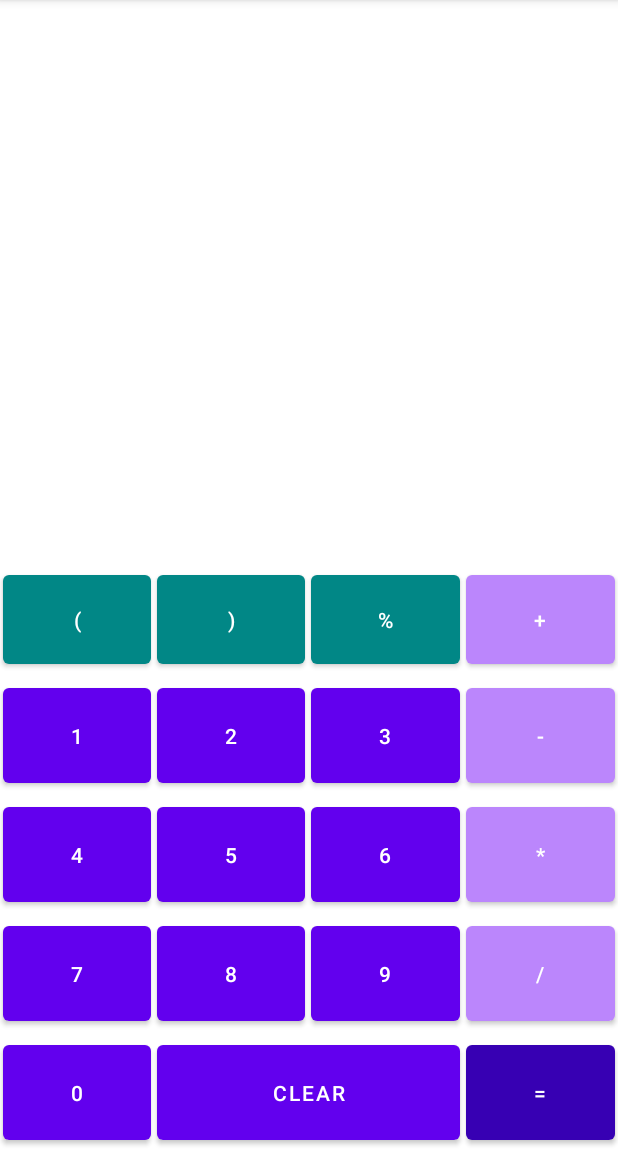
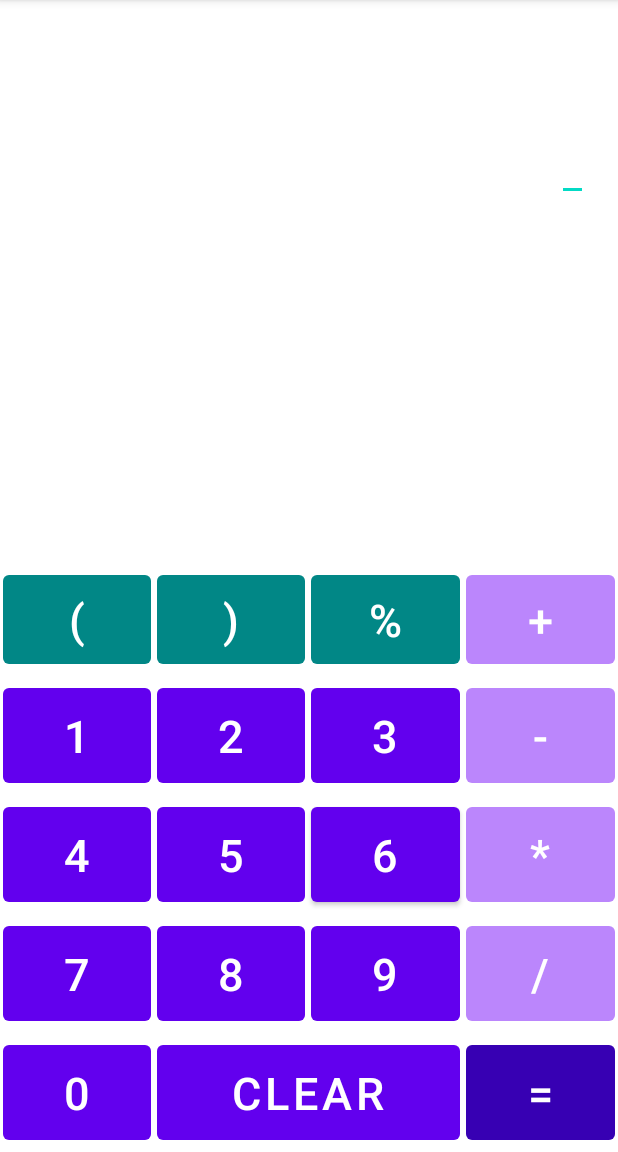
Before and after one commit to efletcher99/Assignment1CS3300, an Android app: the screen it shows after launch (MainActivity), on a phone screen of 412 x 824 dp, the part 84-1236 px from its top. Run offline under Robolectric (Android 15) with nearby library versions, the phone set to English and light mode, and no system bars.

Commit message:
finished to assignment 2 requirements

```diff
--- a/app/build.gradle
+++ b/app/build.gradle
@@ -41,4 +41,5 @@ dependencies {
     testImplementation 'junit:junit:4.13.2'
     androidTestImplementation 'androidx.test.ext:junit:1.1.5'
     androidTestImplementation 'androidx.test.espresso:espresso-core:3.5.1'
+    apply plugin: 'kotlin-android-extensions'
 }
--- a/app/src/main/java/com/example/calculator/MainActivity.kt
+++ b/app/src/main/java/com/example/calculator/MainActivity.kt
@@ -2,10 +2,41 @@ package com.example.calculator
 
 import androidx.appcompat.app.AppCompatActivity
 import android.os.Bundle
+import android.view.View
+import android.widget.Button
+import android.widget.TextView
+import kotlinx.android.synthetic.main.activity_main.*
 
 class MainActivity : AppCompatActivity() {
+
     override fun onCreate(savedInstanceState: Bundle?) {
         super.onCreate(savedInstanceState)
         setContentView(R.layout.activity_main)
+
+    }
+
+    fun number(view: View)
+    {
+        if(view is Button)
+        {
+            result.append(view.text)
+        }
+    }
+    fun operation(view: View)
+    {
+        if(view is Button)
+        {
+            result.append(view.text)
+        }
+    }
+
+    fun equals(view: View) {
+
+    }
+
+    fun clear(view: View)
+    {
+        result.text = ""
+
     }
 }
--- a/app/src/main/res/layout/activity_main.xml
+++ b/app/src/main/res/layout/activity_main.xml
@@ -1,17 +1,36 @@
 <?xml version="1.0" encoding="utf-8"?>
-<RelativeLayout xmlns:android="http://schemas.android.com/apk/res/android"
+<LinearLayout
+    xmlns:android="http://schemas.android.com/apk/res/android"
     xmlns:app="http://schemas.android.com/apk/res-auto"
     xmlns:tools="http://schemas.android.com/tools"
     android:layout_width="match_parent"
+    android:layout_height="match_parent"
+    android:orientation="vertical"
+    tools:context=".MainActivity">
+    <androidx.constraintlayout.widget.ConstraintLayout
+        android:layout_width="match_parent"
+        android:layout_height="0dp"
+        android:layout_weight="2"
+        android:padding="20dp">
+
+        <EditText
+            android:id="@+id/result2"
+            android:layout_width="wrap_content"
             android:layout_height="wrap_content"
-    tools:context=".MainActivity">
+            android:textSize="70sp"
+            app:layout_constraintTop_toTopOf="parent"
+            app:layout_constraintEnd_toEndOf="parent" />
 
-    <LinearLayout
-        android:layout_width="match_parent"
+        <TextView
+            android:id="@+id/result"
+            android:layout_width="wrap_content"
             android:layout_height="wrap_content"
-        android:layout_alignParentBottom="true"
+            android:textSize="70sp"
+            app:layout_constraintBottom_toBottomOf="parent"
+            app:layout_constraintEnd_toEndOf="parent" />
 
-        android:orientation="vertical">
+    </androidx.constraintlayout.widget.ConstraintLayout>
+
 
     <LinearLayout
         android:layout_width="match_parent"
@@ -22,38 +41,53 @@
             android:id="@+id/button_left_parenthesis"
             android:layout_width="wrap_content"
             android:layout_height="match_parent"
+            android:textSize="30sp"
             android:layout_weight="1"
             android:layout_margin="2dp"
             android:text="@string/left_parenthesis"
-                app:backgroundTint="@color/teal_700" />
+            android:textColor="@color/white"
+            app:backgroundTint="@color/teal_700"
+            android:onClick="operation"
+            style="?android:attr/buttonBarButtonStyle" />
 
         <Button
             android:id="@+id/button_right_parenthesis"
             android:layout_width="wrap_content"
             android:layout_height="match_parent"
+            android:textSize="30sp"
             android:layout_weight="1"
             android:layout_margin="2dp"
             android:text="@string/right_parenthesis"
-                app:backgroundTint="@color/teal_700" />
+            app:backgroundTint="@color/teal_700"
+            android:textColor="@color/white"
+            android:onClick="operation"
+            style="?android:attr/buttonBarButtonStyle" />
 
         <Button
             android:id="@+id/button_mod"
             android:layout_width="wrap_content"
             android:layout_height="match_parent"
+            android:textSize="30sp"
             android:layout_weight="1"
             android:layout_margin="2dp"
             android:text="@string/modulo"
-                app:backgroundTint="@color/teal_700" />
+            app:backgroundTint="@color/teal_700"
+            android:textColor="@color/white"
+            android:onClick="operation"
+            style="?android:attr/buttonBarButtonStyle" />
 
         <Button
             android:id="@+id/button_add"
             android:layout_width="wrap_content"
             android:layout_height="match_parent"
+            android:textSize="30sp"
             android:layout_weight="1"
             android:layout_margin="2dp"
             android:text="@string/add"
-                app:backgroundTint="@color/purple_200" />
-
+            app:backgroundTint="@color/purple_200"
+            android:textColor="@color/white"
+            android:onClick="operation"
+            style="?android:attr/buttonBarButtonStyle" />
     </LinearLayout>
 
     <LinearLayout
@@ -62,37 +96,56 @@
         android:orientation="horizontal">
 
         <Button
-                android:id="@+id/button1"
+            android:id="@+id/buttonOne"
+            style="?android:attr/buttonBarButtonStyle"
             android:layout_width="wrap_content"
+            android:textSize="30sp"
             android:layout_height="75dp"
+            android:layout_margin="2dp"
             android:layout_weight="1"
-                android:layout_margin="2dp"
-                android:text="@string/_1" />
+            android:onClick="number"
+            android:textColor="@color/white"
+            android:text="@string/_1"
+            app:backgroundTint="@color/purple_500" />
 
         <Button
             android:id="@+id/button2"
+            style="?android:attr/buttonBarButtonStyle"
             android:layout_width="wrap_content"
             android:layout_height="match_parent"
+            android:textSize="30sp"
+            android:layout_margin="2dp"
             android:layout_weight="1"
-                android:layout_margin="2dp"
-                android:text="@string/_2" />
+            android:textColor="@color/white"
+            android:onClick="number"
+            android:text="@string/_2"
+            app:backgroundTint="@color/purple_500" />
 
         <Button
             android:id="@+id/button3"
+            style="?android:attr/buttonBarButtonStyle"
             android:layout_width="wrap_content"
             android:layout_height="match_parent"
+            android:textSize="30sp"
+            android:layout_margin="2dp"
             android:layout_weight="1"
-                android:layout_margin="2dp"
-                android:text="@string/_3" />
+            android:textColor="@color/white"
+            android:onClick="number"
+            android:text="@string/_3"
+            app:backgroundTint="@color/purple_500" />
 
         <Button
             android:id="@+id/button_sub"
             android:layout_width="wrap_content"
             android:layout_height="match_parent"
+            android:textSize="30sp"
             android:layout_weight="1"
             android:layout_margin="2dp"
             android:text="@string/subtract"
-                app:backgroundTint="@color/purple_200" />
+            android:textColor="@color/white"
+            app:backgroundTint="@color/purple_200"
+            android:onClick="operation"
+            style="?android:attr/buttonBarButtonStyle" />
     </LinearLayout>
 
     <LinearLayout
@@ -102,24 +155,36 @@
 
         <Button
             android:id="@+id/button4"
+            style="?android:attr/buttonBarButtonStyle"
             android:layout_width="wrap_content"
+            android:textSize="30sp"
             android:layout_height="75dp"
+            android:layout_margin="2dp"
+            android:textColor="@color/white"
             android:layout_weight="1"
-                android:layout_margin="2dp"
-                android:text="@string/_4" />
+            android:onClick="number"
+            android:text="@string/_4"
+            app:backgroundTint="@color/purple_500" />
 
         <Button
             android:id="@+id/button5"
             android:layout_width="wrap_content"
             android:layout_height="match_parent"
+            android:textSize="30sp"
+            android:layout_margin="2dp"
             android:layout_weight="1"
-                android:layout_margin="2dp"
-                android:text="@string/_5" />
+            android:onClick="number"
+            android:text="@string/_5"
+            style="?android:attr/buttonBarButtonStyle"
+            android:textColor="@color/white"
+            app:backgroundTint="@color/purple_500" />
 
         <Button
             android:id="@+id/button6"
+            android:onClick="number"
             android:layout_width="wrap_content"
             android:layout_height="match_parent"
+            android:textSize="30sp"
             android:layout_weight="1"
             android:layout_margin="2dp"
             android:text="@string/_6" />
@@ -128,10 +193,14 @@
             android:id="@+id/button_multiply"
             android:layout_width="wrap_content"
             android:layout_height="match_parent"
+            android:textSize="30sp"
             android:layout_weight="1"
             android:layout_margin="2dp"
             android:text="@string/multiply"
-                app:backgroundTint="@color/purple_200" />
+            app:backgroundTint="@color/purple_200"
+            style="?android:attr/buttonBarButtonStyle"
+            android:textColor="@color/white"
+            android:onClick="operation"/>
     </LinearLayout>
 
     <LinearLayout
@@ -141,36 +210,55 @@
 
         <Button
             android:id="@+id/button7"
+            android:onClick="number"
             android:layout_width="wrap_content"
             android:layout_height="75dp"
+            android:textSize="30sp"
             android:layout_weight="1"
             android:layout_margin="2dp"
+            style="?android:attr/buttonBarButtonStyle"
+            android:textColor="@color/white"
+            app:backgroundTint="@color/purple_500"
             android:text="@string/_7" />
 
         <Button
             android:id="@+id/button8"
+            style="?android:attr/buttonBarButtonStyle"
+            android:textColor="@color/white"
+            app:backgroundTint="@color/purple_500"
+            android:onClick="number"
             android:layout_width="wrap_content"
             android:layout_height="match_parent"
+            android:textSize="30sp"
             android:layout_weight="1"
             android:layout_margin="2dp"
             android:text="@string/_8" />
 
         <Button
             android:id="@+id/button9"
+            android:onClick="number"
             android:layout_width="wrap_content"
             android:layout_height="match_parent"
+            android:textSize="30sp"
             android:layout_weight="1"
             android:layout_margin="2dp"
+            style="?android:attr/buttonBarButtonStyle"
+            android:textColor="@color/white"
+            app:backgroundTint="@color/purple_500"
             android:text="@string/_9" />
 
         <Button
             android:id="@+id/button_divide"
             android:layout_width="wrap_content"
             android:layout_height="match_parent"
+            android:textSize="30sp"
             android:layout_weight="1"
             android:layout_margin="2dp"
             android:text="@string/divide"
-                app:backgroundTint="@color/purple_200" />
+            app:backgroundTint="@color/purple_200"
+            style="?android:attr/buttonBarButtonStyle"
+            android:textColor="@color/white"
+            android:onClick="operation"/>
     </LinearLayout>
 
     <LinearLayout
@@ -180,30 +268,43 @@
 
         <Button
             android:id="@+id/button0"
+            android:onClick="number"
             android:layout_width="wrap_content"
             android:layout_height="75dp"
+            android:textSize="30sp"
             android:layout_weight="1"
             android:layout_margin="2dp"
+            style="?android:attr/buttonBarButtonStyle"
+            android:textColor="@color/white"
+            app:backgroundTint="@color/purple_500"
             android:text="@string/_0" />
 
         <Button
             android:id="@+id/button_clear"
             android:layout_width="191dp"
+            android:textSize="30sp"
+            android:onClick="clear"
             android:layout_height="match_parent"
             android:layout_weight="1"
             android:layout_margin="2dp"
             android:text="@string/clear"
+            style="?android:attr/buttonBarButtonStyle"
+            android:textColor="@color/white"
             app:backgroundTint="@color/purple_500" />
 
         <Button
             android:id="@+id/button_equal"
             android:layout_width="wrap_content"
             android:layout_height="match_parent"
+            android:textSize="30sp"
             android:layout_weight="1"
             android:layout_margin="2dp"
             android:text="@string/equals"
-                app:backgroundTint="@color/purple_700" />
+            app:backgroundTint="@color/purple_700"
+            style="?android:attr/buttonBarButtonStyle"
+            android:textColor="@color/white"
+            android:onClick="equals"/>
 
     </LinearLayout>
+
 </LinearLayout>
-</RelativeLayout>
--- a/app/src/main/res/values/strings.xml
+++ b/app/src/main/res/values/strings.xml
@@ -19,4 +19,5 @@
     <string name="_0">0</string>
     <string name="clear">clear</string>
     <string name="equals">=</string>
+    <string name="_zero">0</string>
 </resources>
```
Lines whose indentation alone changed are shown as unchanged.
